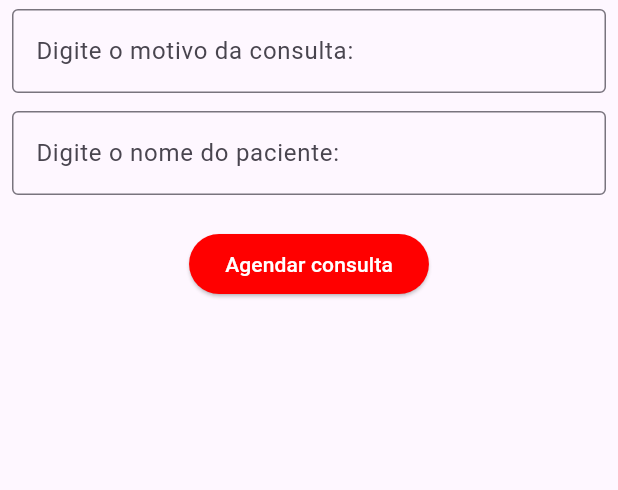
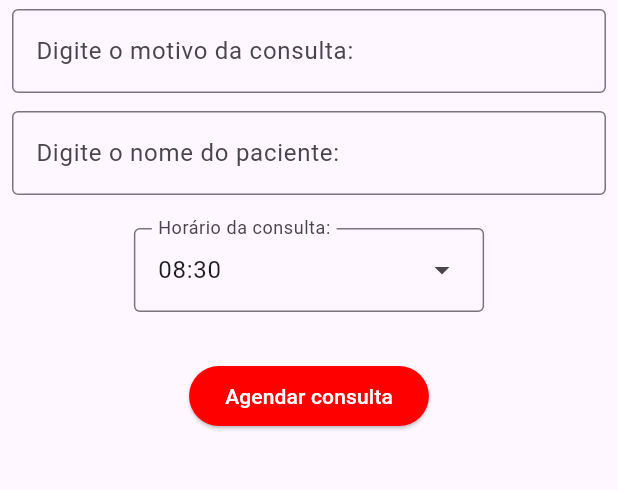
Before and after one commit to Pato-Loco-Dev/Flutterzin-Maroto, a Flutter app: the Home screen opened directly, after a tap on "Agendar Consulta", on a phone screen of 412 x 824 dp, the part 84-574 px from its top. Run offline on Flutter 3.47's test engine with Material 3 defaults, Android fonts, the phone set to English and light mode, and no system bars.

Commit message:
adicionado campos

```diff
--- a/AppSaude/app_saude_flutter/lib/consultas.dart
+++ b/AppSaude/app_saude_flutter/lib/consultas.dart
@@ -7,21 +7,21 @@ const List<String> horarioManha = <String>['08:30', '09:00', '09:30', '10:00', '
 
 
 class Consultas extends StatefulWidget{
-  const Consultas ({super.key});
-
   @override
   ConsultasState createState() {
     return ConsultasState();
   }
+
+  const Consultas ({super.key});
 }
 
 class ConsultasState extends State<Consultas> {
-
+  String dropdownValue = horarioManha.first;
+  TextEditingController motivoConsController = TextEditingController();
   String motivoConsulta = '';
   String nmPaciente = '';
+  TextEditingController nmPacienteController = TextEditingController();
 
-  TextEditingController motivoConsController = TextEditingController();
-  TextEditingController nmPacienteController = TextEditingController();
   final _formKey = GlobalKey<FormState>();
 
   @override
@@ -32,7 +32,6 @@ class ConsultasState extends State<Consultas> {
 
     super.dispose();
   }
-  String dropdownValue = horarioManha.first;
 
   @override
   Widget build(BuildContext context){
@@ -77,10 +76,26 @@ class ConsultasState extends State<Consultas> {
               hintText: 'Digite o nome do paciente:',
             ),
           ),
-            ),
+        ),
+          ),
+          Padding(padding: const EdgeInsets.symmetric(horizontal: 8, vertical: 16.0),
+          child: DropdownMenu<String>(
+                  label: const Text('Horário da consulta:'),
+                  menuHeight: 300,
+                  initialSelection: horarioManha.first,
+                  onSelected: (String? value) {
 
+        setState(() {
+          dropdownValue = value!;
+        });
+      },
+      dropdownMenuEntries: horarioManha.map<DropdownMenuEntry<String>>((String value) {
+        return DropdownMenuEntry<String>(value: value, label: value);
+      }).toList(),
+    ),
 
           ),
+
           Padding(
                 padding:
                     const EdgeInsets.symmetric(horizontal: 8, vertical: 16.0),
@@ -100,8 +115,4 @@ class ConsultasState extends State<Consultas> {
       ),
     );
   }
-
-
-
-
 }
```
